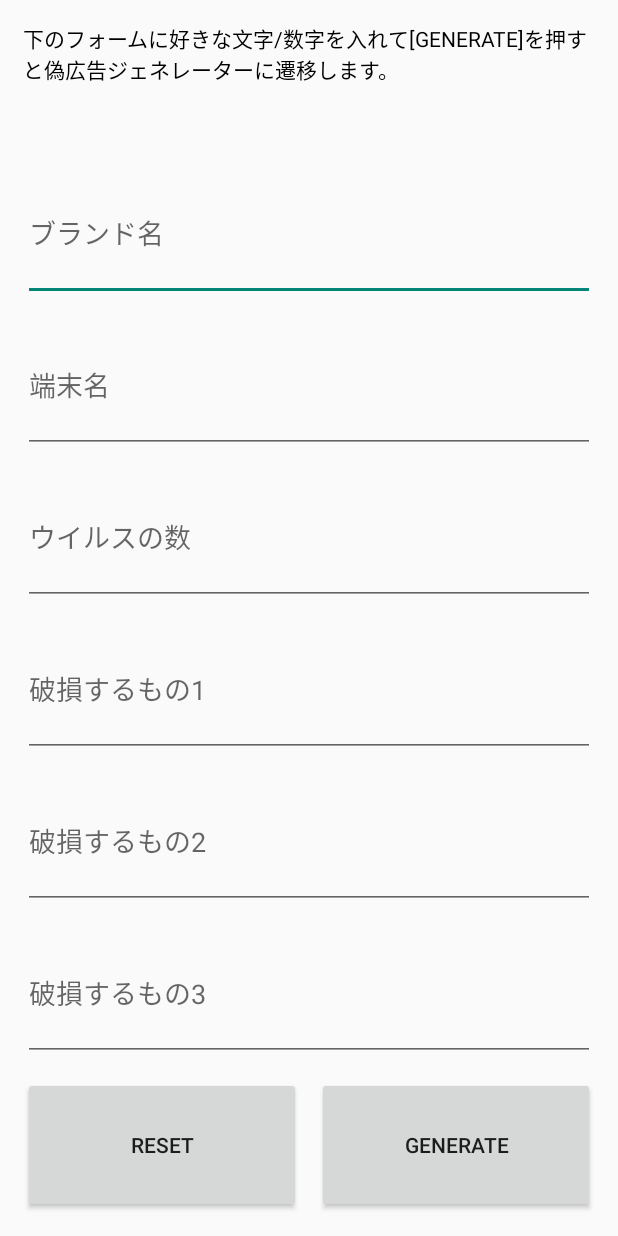
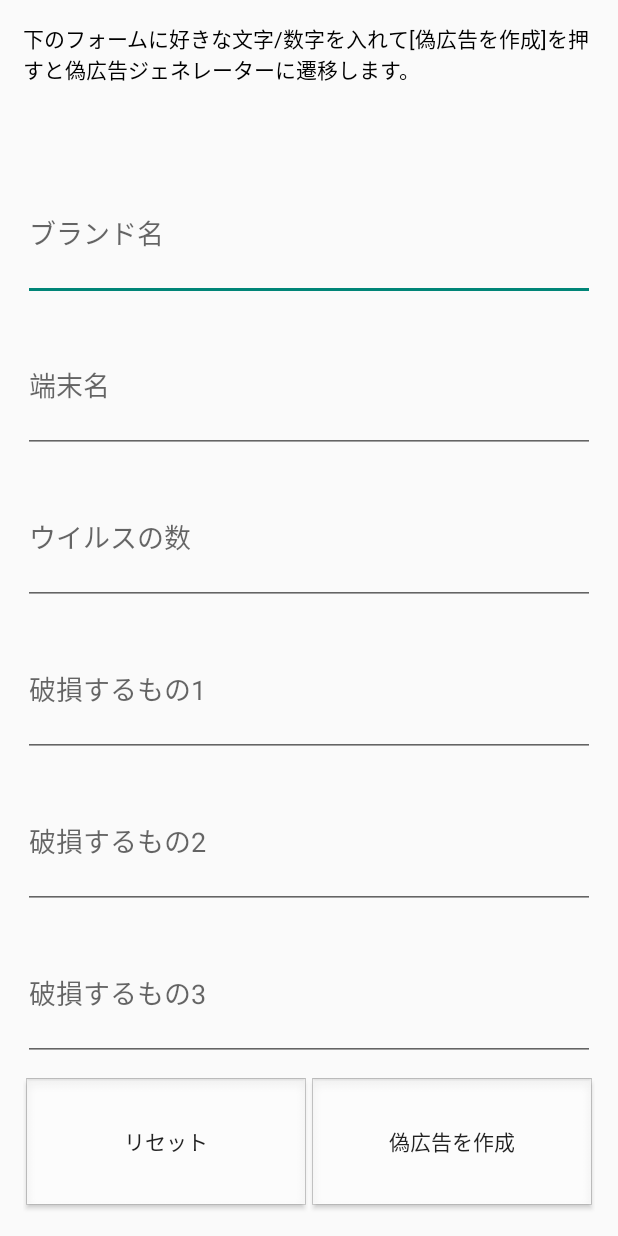
Before and after one commit to yosh1/fake-alert-generator, an Android app: the screen it shows after launch (SelectActivity), on a phone screen of 412 x 824 dp. Run offline under Robolectric (Android 15) with nearby library versions, the phone set to English and light mode, and no system bars.

Commit message:
change language

```diff
--- a/app/src/main/res/layout/activity_select.xml
+++ b/app/src/main/res/layout/activity_select.xml
@@ -10,7 +10,10 @@
     <LinearLayout
         android:layout_width="match_parent"
         android:layout_height="match_parent"
-        android:layout_margin="10dp"
+        android:layout_marginBottom="10dp"
+        android:layout_marginLeft="10dp"
+        android:layout_marginRight="10dp"
+        android:layout_marginTop="10dp"
         android:orientation="vertical">
 
 
@@ -20,7 +23,7 @@
             android:layout_height="wrap_content"
             android:layout_margin="5dp"
             android:layout_weight="1"
-            android:text="下のフォームに好きな文字/数字を入れて[GENERATE]を押すと偽広告ジェネレーターに遷移します。"
+            android:text="下のフォームに好きな文字/数字を入れて[偽広告を作成]を押すと偽広告ジェネレーターに遷移します。"
             android:textColor="@android:color/black" />
 
         <EditText
@@ -92,6 +95,7 @@
         <LinearLayout
             android:layout_width="match_parent"
             android:layout_height="wrap_content"
+            android:layout_margin="5dp"
             android:layout_weight="1"
             android:orientation="horizontal">
 
@@ -99,19 +103,19 @@
                 android:id="@+id/reset"
                 android:layout_width="match_parent"
                 android:layout_height="match_parent"
-                android:layout_margin="5dp"
                 android:layout_weight="1"
+                android:background="@android:drawable/edit_text"
                 android:onClick="clear"
-                android:text="RESET" />
+                android:text="リセット" />
 
             <Button
                 android:id="@+id/generate"
                 android:layout_width="match_parent"
                 android:layout_height="match_parent"
-                android:layout_margin="5dp"
                 android:layout_weight="1"
+                android:background="@android:drawable/edit_text"
                 android:onClick="generate"
-                android:text="generate" />
+                android:text="偽広告を作成" />
         </LinearLayout>
 
     </LinearLayout>
--- a/app/src/main/res/values/strings.xml
+++ b/app/src/main/res/values/strings.xml
@@ -1,3 +1,3 @@
 <resources>
-    <string name="app_name">GoogleAlert</string>
+    <string name="app_name">偽広告ジェネレーター</string>
 </resources>
```
Also changed, not shown: app/src/main/java/com/developer/yoshi1125hisa/googlealert/SelectActivity.java (+4 -3 lines).
